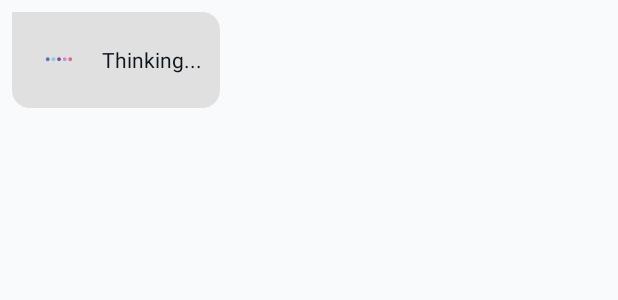
After one commit to johnnie2701/smartlearning, an Android app: the layout item_chat_message_loading.xml on its own in the app's theme, with its tools: preview values and no code run, on a phone screen of 412 x 824 dp. The commit adds this screen. Shown: the top 300 px of the screen. Run offline under Robolectric (Android 15) with nearby library versions, the phone set to English and light mode, and no system bars.

Commit message:
feat:implemeneted chat fragment loading

```diff
--- /dev/null
+++ b/app/src/main/res/layout/item_chat_message_loading.xml
@@ -0,0 +1,37 @@
+<?xml version="1.0" encoding="utf-8"?>
+<LinearLayout xmlns:android="http://schemas.android.com/apk/res/android"
+    xmlns:app="http://schemas.android.com/apk/res-auto"
+    android:layout_width="match_parent"
+    android:layout_height="wrap_content"
+    android:orientation="horizontal"
+    android:padding="8dp"
+    android:gravity="start">
+
+    <LinearLayout
+        android:layout_width="wrap_content"
+        android:layout_height="wrap_content"
+        android:orientation="horizontal"
+        android:background="@drawable/chat_bubble_ai"
+        android:padding="12dp"
+        android:gravity="center_vertical">
+
+        <com.airbnb.lottie.LottieAnimationView
+            android:id="@+id/loadingAnimation"
+            android:layout_width="40dp"
+            android:layout_height="40dp"
+            app:lottie_autoPlay="true"
+            app:lottie_loop="true"
+            app:lottie_rawRes="@raw/loading" />
+
+        <TextView
+            android:layout_width="wrap_content"
+            android:layout_height="wrap_content"
+            android:layout_marginStart="8dp"
+            android:text="Thinking..."
+            android:textColor="@color/text_primary"
+            android:textSize="14sp"
+            android:fontFamily="sans-serif" />
+
+    </LinearLayout>
+
+</LinearLayout>
```
Also changed, not shown: app/src/main/java/com/gemma3n/smartlearning/ChatFragment.java (+10 -5 lines), app/src/main/java/com/gemma3n/smartlearning/ChatMessagesAdapter.java (+46 -7 lines), app/src/main/java/com/gemma3n/smartlearning/InteractionViewModel.java (+46 -1 lines), app/src/main/java/com/gemma3n/smartlearning/LlmHelper.java (+13 -10 lines), app/src/main/java/com/gemma3n/smartlearning/QuizFragment.java (+29 -2 lines), app/src/main/res/drawable/question_background.xml (added, +19 -0 lines), app/src/main/res/layout/fragment_quiz.xml (+9 -3 lines).
